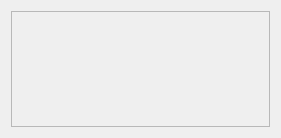
mtux/choqok-old, file src/status_base.ui: the form before one commit.
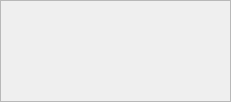
The form after the commit. Custom widgets are drawn as their Qt base class.

Commit message: StatusWidget UI improved, status time added.

Patch:
```diff
--- a/src/status_base.ui
+++ b/src/status_base.ui
@@ -1,33 +1,51 @@
 <ui version="4.0" >
  <class>StatusBase</class>
- <widget class="QWidget" name="StatusBase" >
+ <widget class="QFrame" name="StatusBase" >
   <property name="geometry" >
    <rect>
     <x>0</x>
     <y>0</y>
-    <width>281</width>
-    <height>128</height>
+    <width>231</width>
+    <height>102</height>
    </rect>
   </property>
   <property name="sizePolicy" >
-   <sizepolicy vsizetype="Maximum" hsizetype="Preferred" >
+   <sizepolicy vsizetype="Preferred" hsizetype="Preferred" >
     <horstretch>0</horstretch>
     <verstretch>0</verstretch>
    </sizepolicy>
   </property>
+  <property name="minimumSize" >
+   <size>
+    <width>0</width>
+    <height>100</height>
+   </size>
+  </property>
+  <property name="maximumSize" >
+   <size>
+    <width>16777215</width>
+    <height>125</height>
+   </size>
+  </property>
   <property name="windowTitle" >
    <string/>
   </property>
-  <layout class="QGridLayout" name="gridLayout" >
-   <item row="0" column="1" >
-    <widget class="QFrame" name="frame" >
      <property name="frameShape" >
       <enum>QFrame::StyledPanel</enum>
      </property>
      <property name="frameShadow" >
       <enum>QFrame::Sunken</enum>
      </property>
-     <layout class="QGridLayout" name="gridLayout_2" >
+  <layout class="QGridLayout" name="gridLayout" >
+   <property name="horizontalSpacing" >
+    <number>4</number>
+   </property>
+   <property name="verticalSpacing" >
+    <number>2</number>
+   </property>
+   <property name="margin" >
+    <number>2</number>
+   </property>
       <item row="0" column="0" >
        <widget class="QLabel" name="lblImage" >
         <property name="sizePolicy" >
@@ -56,7 +74,7 @@
       <item rowspan="2" row="0" column="1" >
        <widget class="QLabel" name="lblStatus" >
         <property name="sizePolicy" >
-         <sizepolicy vsizetype="Preferred" hsizetype="MinimumExpanding" >
+      <sizepolicy vsizetype="Maximum" hsizetype="MinimumExpanding" >
           <horstretch>0</horstretch>
           <verstretch>0</verstretch>
          </sizepolicy>
@@ -84,30 +102,17 @@
         </property>
        </widget>
       </item>
-      <item rowspan="2" row="0" column="2" >
+   <item rowspan="3" row="0" column="2" >
        <layout class="QVBoxLayout" name="verticalLayout" >
         <property name="spacing" >
          <number>0</number>
         </property>
         <property name="sizeConstraint" >
-         <enum>QLayout::SetDefaultConstraint</enum>
+      <enum>QLayout::SetMaximumSize</enum>
         </property>
         <property name="rightMargin" >
          <number>0</number>
         </property>
-        <item>
-         <spacer name="verticalSpacer_3" >
-          <property name="orientation" >
-           <enum>Qt::Vertical</enum>
-          </property>
-          <property name="sizeHint" stdset="0" >
-           <size>
-            <width>20</width>
-            <height>40</height>
-           </size>
-          </property>
-         </spacer>
-        </item>
         <item>
          <widget class="KPushButton" name="btnFavorite" >
           <property name="sizePolicy" >
@@ -118,8 +123,8 @@
           </property>
           <property name="minimumSize" >
            <size>
-            <width>32</width>
-            <height>32</height>
+         <width>20</width>
+         <height>0</height>
            </size>
           </property>
           <property name="maximumSize" >
@@ -195,21 +200,33 @@
           </property>
          </widget>
         </item>
-        <item>
-         <spacer name="verticalSpacer_2" >
-          <property name="orientation" >
-           <enum>Qt::Vertical</enum>
-          </property>
-          <property name="sizeHint" stdset="0" >
-           <size>
-            <width>20</width>
-            <height>40</height>
-           </size>
-          </property>
-         </spacer>
-        </item>
-       </layout>
-      </item>
+    </layout>
+   </item>
+   <item row="2" column="0" colspan="2" >
+    <widget class="QLabel" name="lblSign" >
+     <property name="sizePolicy" >
+      <sizepolicy vsizetype="Maximum" hsizetype="MinimumExpanding" >
+       <horstretch>0</horstretch>
+       <verstretch>0</verstretch>
+      </sizepolicy>
+     </property>
+     <property name="text" >
+      <string/>
+     </property>
+     <property name="textFormat" >
+      <enum>Qt::RichText</enum>
+     </property>
+     <property name="alignment" >
+      <set>Qt::AlignLeading|Qt::AlignLeft|Qt::AlignVCenter</set>
+     </property>
+     <property name="wordWrap" >
+      <bool>true</bool>
+     </property>
+     <property name="openExternalLinks" >
+      <bool>true</bool>
+     </property>
+    </widget>
+   </item>
       <item row="1" column="0" >
        <spacer name="verticalSpacer" >
         <property name="orientation" >
@@ -218,13 +235,10 @@
         <property name="sizeHint" stdset="0" >
          <size>
           <width>20</width>
-          <height>63</height>
+       <height>40</height>
          </size>
         </property>
        </spacer>
-      </item>
-     </layout>
-    </widget>
    </item>
   </layout>
  </widget>
```
Left out of the diff: 3 changed lines with no effect on the pictures. Lines whose indentation alone changed are shown as unchanged. The commit also changes 8 other files.
